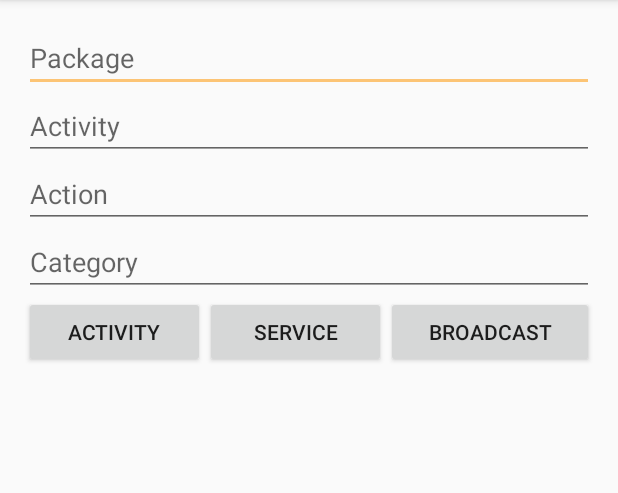
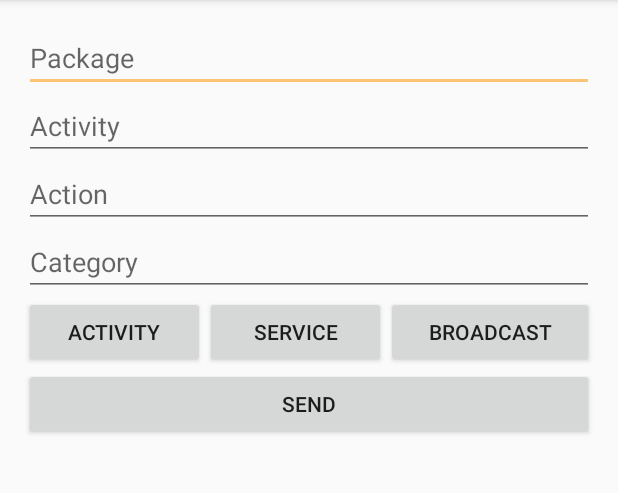
Before and after one commit to dmitvitalii/Shiva, an Android app: the screen it shows after launch (MainActivity), on a phone screen of 412 x 824 dp, the part 84-577 px from its top. Run offline under Robolectric (Android 15) with nearby library versions, the phone set to English and light mode, and no system bars.

Commit message:
Don't use 0dp height and don't warn about it

```diff
--- a/app/src/main/res/layout/activity_main.xml
+++ b/app/src/main/res/layout/activity_main.xml
@@ -16,6 +16,7 @@
 -->
 <LinearLayout xmlns:android="http://schemas.android.com/apk/res/android"
 
+    xmlns:tools="http://schemas.android.com/tools"
     android:layout_width="match_parent"
     android:layout_height="match_parent"
     android:layout_gravity="center_horizontal"
@@ -32,10 +33,11 @@
     <Button
         android:id="@+id/button_send"
         android:layout_width="match_parent"
-        android:layout_height="0dp"
+        android:layout_height="wrap_content"
         android:layout_gravity="bottom|end"
         android:layout_weight="0"
         android:onClick="onSendClicked"
         android:text="@string/button_send"
-        android:textAllCaps="true" />
+        android:textAllCaps="true"
+        tools:ignore="InefficientWeight" />
 </LinearLayout>
```
